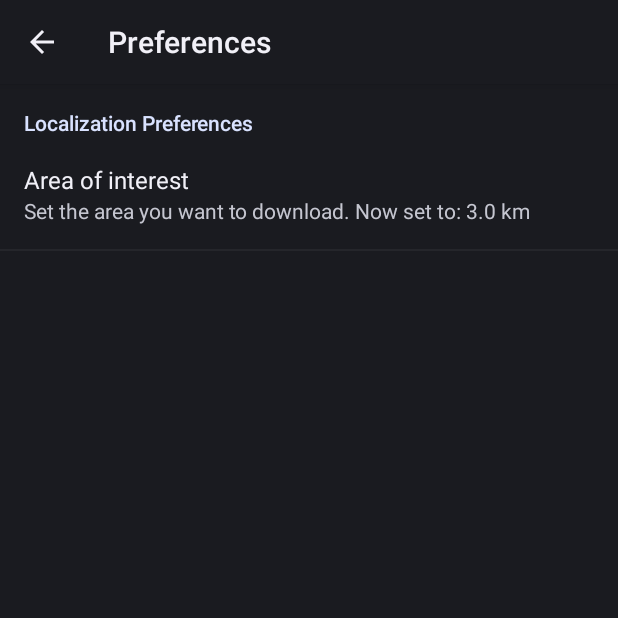
After one commit to PuR3v1L/SocialWifiProject, an Android app: the PrefsActivity screen opened directly, with no data from a screen before it, on a phone screen of 412 x 824 dp, the top half of it. The commit adds this screen. Run offline under Robolectric (Android 15) with nearby library versions, the phone set to English and light mode, and no system bars.

Commit message:
added preferences added preference for area radius to download wifies

```diff
--- a/SocialWifi/src/main/java/com/spydiko/socialwifi/MainActivity.java
+++ b/SocialWifi/src/main/java/com/spydiko/socialwifi/MainActivity.java
@@ -194,6 +194,9 @@ public class MainActivity extends Activity implements View.OnClickListener {
                 UploadToServer uploadToServer = new UploadToServer(this, socialWifi);
                 uploadToServer.execute();
                 break;
+	        case R.id.preferences:
+		        startActivity(new Intent(this, PrefsActivity.class));
+		        break;
             case R.id.list_value:
                 break;
         }
--- /dev/null
+++ b/SocialWifi/src/main/java/com/spydiko/socialwifi/PrefsActivity.java
@@ -0,0 +1,45 @@
+package com.spydiko.socialwifi;
+
+import android.content.SharedPreferences;
+import android.os.Build;
+import android.os.Bundle;
+import android.preference.ListPreference;
+import android.preference.PreferenceActivity;
+import android.preference.PreferenceManager;
+import android.util.Log;
+
+/**
+ * Created by spiros on 10/3/13.
+ */
+public class PrefsActivity extends PreferenceActivity implements SharedPreferences.OnSharedPreferenceChangeListener {
+
+	private static final String TAG = PrefsActivity.class.getSimpleName();
+	ListPreference areaRadiusList;
+	SocialWifi socialWifi;
+
+	@Override
+	protected void onCreate(Bundle savedInstanceState) {
+		super.onCreate(savedInstanceState);
+		addPreferencesFromResource(R.xml.prefs);
+		socialWifi = (SocialWifi) this.getApplication();
+		if (Build.VERSION.SDK_INT >= Build.VERSION_CODES.HONEYCOMB) getActionBar().setDisplayHomeAsUpEnabled(true);
+		PreferenceManager.getDefaultSharedPreferences(this).registerOnSharedPreferenceChangeListener(this);
+		setSummaries();
+	}
+
+	private void setSummaries() {
+		setAreaRadiusListSum();
+	}
+
+	private void setAreaRadiusListSum() {
+		areaRadiusList = (ListPreference) findPreference("area_radius_list");
+		areaRadiusList.setSummary(getResources().getString(R.string.area_radius_sum) + " " + socialWifi.getAreaRadius() + " km");
+	}
+
+	@Override
+	public void onSharedPreferenceChanged(SharedPreferences sharedPreferences, String s) {
+		Log.d(TAG, "onSharedPreferenceChanged: " + s);
+		if (s.equals("areaRadius")) setAreaRadiusListSum();
+
+	}
+}
--- a/SocialWifi/src/main/res/menu/main.xml
+++ b/SocialWifi/src/main/res/menu/main.xml
@@ -4,4 +4,7 @@
         android:title="@string/updateFromServer"
         android:icon="@android:drawable/stat_notify_sync"
         android:showAsAction="ifRoom"/>
+    <item
+            android:id="@+id/preferences"
+            android:title="@string/preferences"/>
 </menu>
--- /dev/null
+++ b/SocialWifi/src/main/res/values/arrays.xml
@@ -0,0 +1,28 @@
+<?xml version="1.0" encoding="utf-8"?>
+<resources>
+
+        <string-array name="radius_list">
+            <item>500 m</item>
+            <item>1 km</item>
+            <item>3 km</item>
+            <item>5 km</item>
+            <item>10 km</item>
+            <item>20 km</item>
+            <item>50 km</item>
+            <item>100 km</item>
+            <item>Unlimeted</item>
+        </string-array>
+
+
+        <string-array name="radius_list_values">
+            <item>0.5</item>
+            <item>1</item>
+            <item>3</item>
+            <item>5</item>
+            <item>10</item>
+            <item>20</item>
+            <item>50</item>
+            <item>100</item>
+            <item>-1</item>
+        </string-array>
+</resources>
--- a/SocialWifi/src/main/res/values/strings.xml
+++ b/SocialWifi/src/main/res/values/strings.xml
@@ -10,5 +10,11 @@
     <string name="uploadPassword">Upload</string>
     <string name="cancelUploadPassword">Cancel</string>
     <string name="password">Enter password...</string>
+    <string name="preferences">Preferences</string>
+    <string name="localization_prefs">Localization Preferences</string>
+    <string name="radius_pref_title">Area of interest</string>
+    <string name="titlePrefs">Preferences</string>
+    <string name="area_radius_sum">Set the area you want to download. Now set to:</string>
+
 
 </resources>
--- /dev/null
+++ b/SocialWifi/src/main/res/xml/prefs.xml
@@ -0,0 +1,12 @@
+<?xml version="1.0" encoding="utf-8"?>
+
+<PreferenceScreen xmlns:android="http://schemas.android.com/apk/res/android">
+    <PreferenceCategory android:title="@string/localization_prefs">
+        <ListPreference
+                android:key="area_radius_list"
+                android:title="@string/radius_pref_title"
+                android:entries="@array/radius_list"
+                android:entryValues="@array/radius_list_values"
+                android:defaultValue="3"/>
+    </PreferenceCategory>
+</PreferenceScreen>
```
Also changed, not shown: SocialWifi/src/main/AndroidManifest.xml (+9 -0 lines), SocialWifi/src/main/java/com/spydiko/socialwifi/SocialWifi.java (+35 -4 lines).
